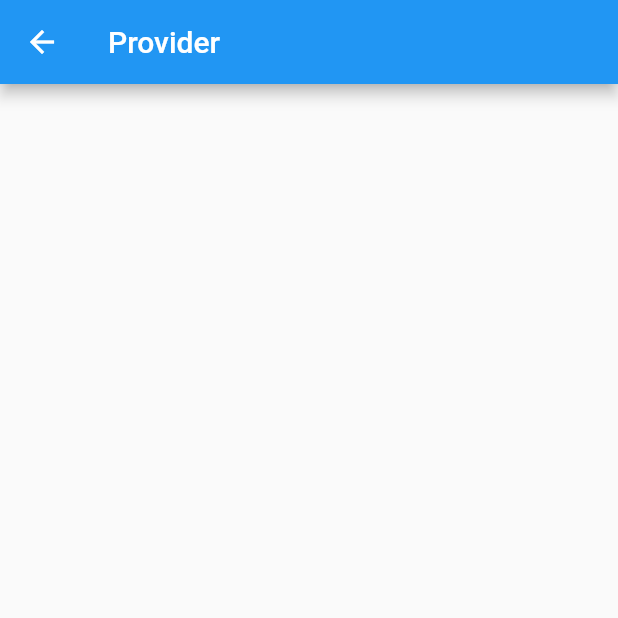
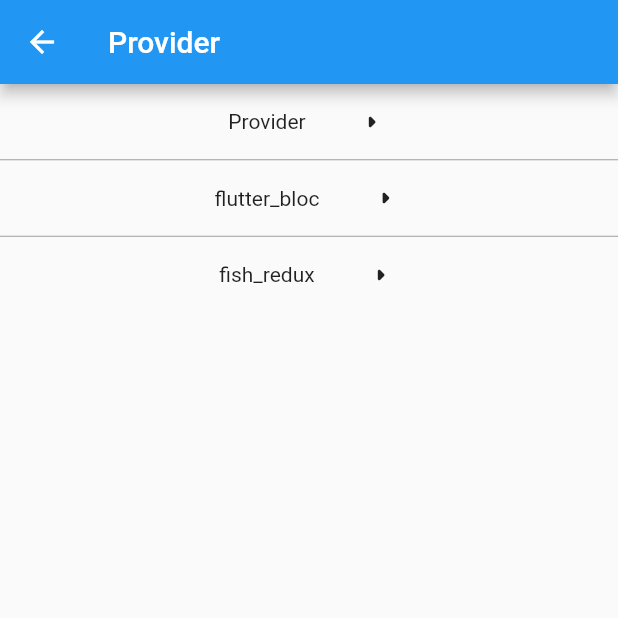
Before and after one commit to kaka567/demo, a Flutter app: the screen it shows after launch, after a tap on "provider", on a phone screen of 412 x 824 dp, the top half of it. Run offline on Flutter 3.47's test engine with Material 2 defaults, Android fonts, the phone set to English and light mode, and no system bars.

Commit message:
feature：Provider Widget

```diff
--- a/flutter_state_demo/lib/app.dart
+++ b/flutter_state_demo/lib/app.dart
@@ -1,6 +1,8 @@
 import 'package:flutter/material.dart';
 import 'package:flutter_state_demo/mian_page.dart';
 import 'package:flutter_state_demo/provider/provider_main_page.dart';
+import 'package:flutter_state_demo/provider/provider_widget_provider.dart';
+import 'package:flutter_state_demo/route_constant.dart';
 
 class App extends StatelessWidget {
   const App({Key key}) : super(key: key);
@@ -10,7 +12,8 @@
     return MaterialApp(
       home: MainPage(),
       routes: {
-        'provider': (context) => ProviderMainPage(),
+        RouteConstant.provider: (context) => ProviderMainPage(),
+        RouteConstant.providerProvider: (context) => ProviderWidgetProvider()
       },
     );
   }
--- a/flutter_state_demo/lib/mian_page.dart
+++ b/flutter_state_demo/lib/mian_page.dart
@@ -1,4 +1,5 @@
 import 'package:flutter/material.dart';
+import 'package:flutter_state_demo/widgets/cell_widget.dart';
 
 class MainPage extends StatelessWidget {
   const MainPage({Key key}) : super(key: key);
@@ -13,21 +14,10 @@
       body: ListView.separated(
         itemBuilder: (context, index) {
           return InkWell(
-            onTap: () {
-              Navigator.pushNamed(context, textArr[index]);
-            },
-            child: Container(
-              height: 50,
-              alignment: Alignment.center,
-              child: Row(
-                mainAxisAlignment: MainAxisAlignment.center,
-                children: [
-                  Text(textArr[index]),
-                  Icon(Icons.arrow_right_rounded)
-                ],
-              ),
-            ),
-          );
+              onTap: () {
+                Navigator.pushNamed(context, textArr[index]);
+              },
+              child: CellWidget(textArr[index]));
         },
         separatorBuilder: (context, index) {
           return Divider(
--- a/flutter_state_demo/lib/provider/provider_main_page.dart
+++ b/flutter_state_demo/lib/provider/provider_main_page.dart
@@ -1,14 +1,32 @@
 import 'package:flutter/material.dart';
+import 'package:flutter_state_demo/widgets/cell_widget.dart';
 
 class ProviderMainPage extends StatelessWidget {
   const ProviderMainPage({Key key}) : super(key: key);
 
   @override
   Widget build(BuildContext context) {
+    final textArr = ['Provider', 'flutter_bloc', 'fish_redux'];
     return Scaffold(
       appBar: AppBar(
         title: Text('Provider'),
       ),
+      body: ListView.separated(
+        itemBuilder: (context, index) {
+          return InkWell(
+              onTap: () {
+                Navigator.pushNamed(context, 'provider/${textArr[index]}');
+              },
+              child: CellWidget(textArr[index]));
+        },
+        separatorBuilder: (context, index) {
+          return Divider(
+            height: 1,
+            color: Colors.grey,
+          );
+        },
+        itemCount: textArr.length,
+      ),
     );
   }
 }
--- /dev/null
+++ b/flutter_state_demo/lib/route_constant.dart
@@ -0,0 +1,4 @@
+class RouteConstant {
+  static final String provider = 'provider';
+  static final String providerProvider = 'provider/Provider';
+}
--- /dev/null
+++ b/flutter_state_demo/lib/widgets/cell_widget.dart
@@ -0,0 +1,23 @@
+import 'package:flutter/material.dart';
+
+class CellWidget extends StatelessWidget {
+  final String text;
+  const CellWidget(this.text, {Key key}) : super(key: key);
+
+  @override
+  Widget build(BuildContext context) {
+    return Container(
+      height: 50,
+      child: Row(
+        mainAxisAlignment: MainAxisAlignment.center,
+        children: [
+          Text(text),
+          SizedBox(
+            width: 32,
+          ),
+          Icon(Icons.arrow_right_rounded)
+        ],
+      ),
+    );
+  }
+}
--- a/flutter_state_demo/pubspec.yaml
+++ b/flutter_state_demo/pubspec.yaml
@@ -28,6 +28,7 @@
   # The following adds the Cupertino Icons font to your application.
   # Use with the CupertinoIcons class for iOS style icons.
   cupertino_icons: ^0.1.3
+  provider: ^5.0.0
 
 dev_dependencies:
   flutter_test:
```
Also changed, not shown: flutter_state_demo/lib/models/CountModel.dart (added, +9 -0 lines), flutter_state_demo/lib/provider/provider_widget_provider.dart (added, +49 -0 lines), flutter_state_demo/pubspec.lock.
